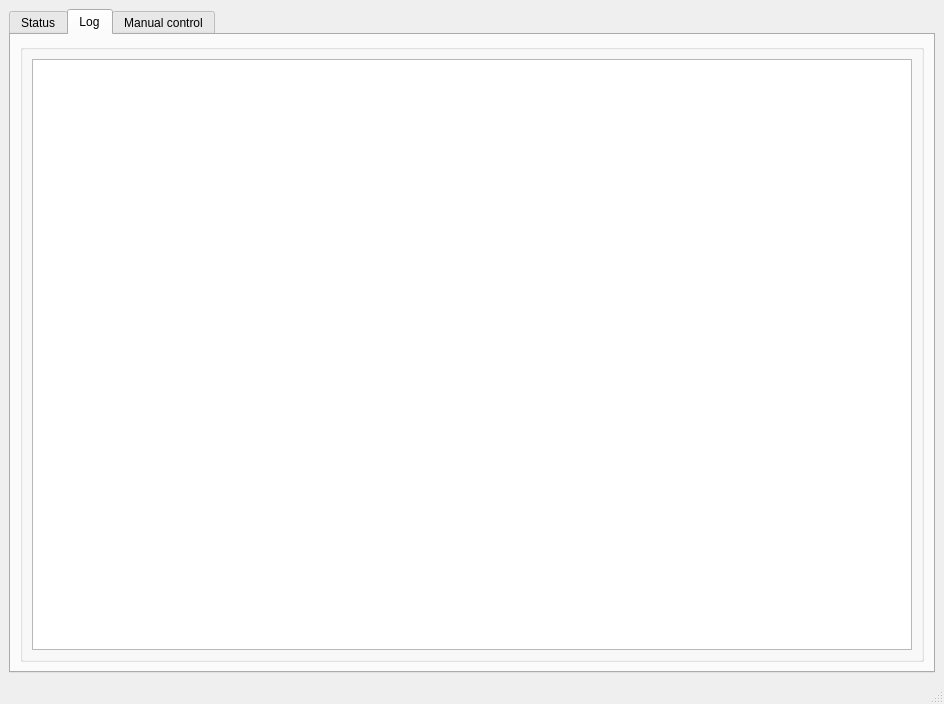
The window that fmApp/sdu/rsd_group1/HMI/ui/main_window.ui (sdu-rsd-group1/FroboMind) describes before a commit, drawn with Qt 5.
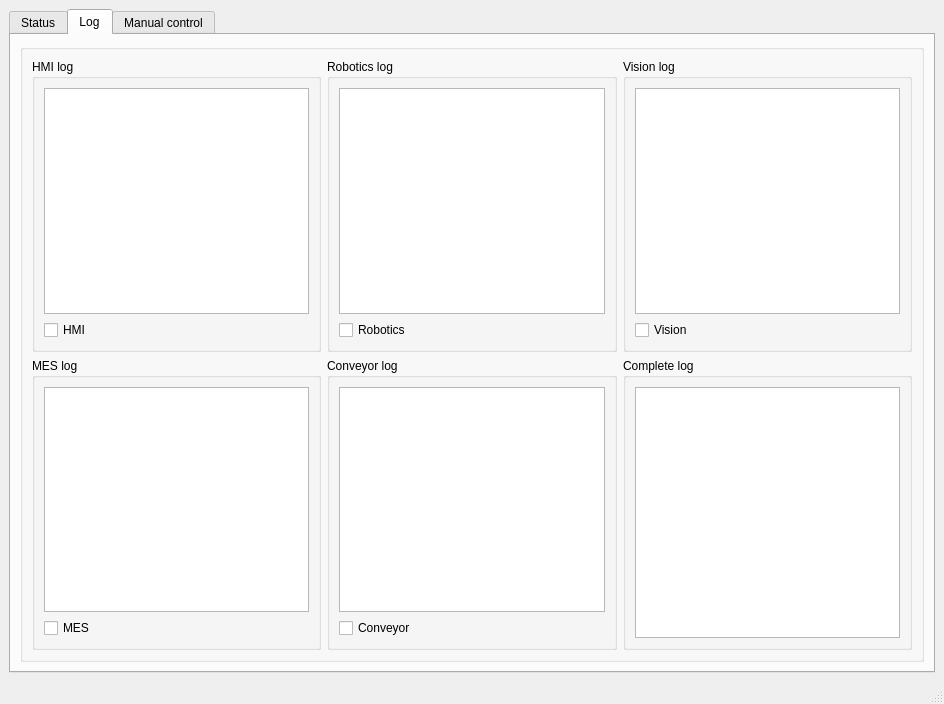
The same window after the commit. Icons and pictures are not drawn.

Commit message: logging with new format

Diff of the .ui file:
```diff
--- a/fmApp/sdu/rsd_group1/HMI/ui/main_window.ui
+++ b/fmApp/sdu/rsd_group1/HMI/ui/main_window.ui
@@ -139,7 +139,111 @@
           </property>
           <layout class="QGridLayout" name="gridLayout_31">
            <item row="0" column="0">
-            <widget class="QListView" name="view_logging"/>
+            <widget class="QGroupBox" name="HMI_log">
+             <property name="title">
+              <string>HMI log</string>
+             </property>
+             <layout class="QVBoxLayout" name="verticalLayout">
+              <item>
+               <widget class="QListView" name="view_log_HMI"/>
+              </item>
+              <item>
+               <widget class="QCheckBox" name="chk_HMI_debug">
+                <property name="text">
+                 <string>HMI</string>
+                </property>
+               </widget>
+              </item>
+             </layout>
+            </widget>
+           </item>
+           <item row="0" column="1">
+            <widget class="QGroupBox" name="Rob_log">
+             <property name="title">
+              <string>Robotics log</string>
+             </property>
+             <layout class="QVBoxLayout" name="verticalLayout_3">
+              <item>
+               <widget class="QListView" name="view_log_Rob"/>
+              </item>
+              <item>
+               <widget class="QCheckBox" name="chk_Rob_debug">
+                <property name="text">
+                 <string>Robotics</string>
+                </property>
+               </widget>
+              </item>
+             </layout>
+            </widget>
+           </item>
+           <item row="5" column="1">
+            <widget class="QGroupBox" name="Con_log">
+             <property name="title">
+              <string>Conveyor log</string>
+             </property>
+             <layout class="QVBoxLayout" name="verticalLayout_6">
+              <item>
+               <widget class="QListView" name="view_log_Con"/>
+              </item>
+              <item>
+               <widget class="QCheckBox" name="chk_Con_debug">
+                <property name="text">
+                 <string>Conveyor</string>
+                </property>
+               </widget>
+              </item>
+             </layout>
+            </widget>
+           </item>
+           <item row="5" column="0">
+            <widget class="QGroupBox" name="MES_log">
+             <property name="title">
+              <string>MES log</string>
+             </property>
+             <layout class="QVBoxLayout" name="verticalLayout_5">
+              <item>
+               <widget class="QListView" name="view_log_MES"/>
+              </item>
+              <item>
+               <widget class="QCheckBox" name="chk_MES_debug">
+                <property name="text">
+                 <string>MES</string>
+                </property>
+               </widget>
+              </item>
+             </layout>
+            </widget>
+           </item>
+           <item row="0" column="2">
+            <widget class="QGroupBox" name="Vis_log">
+             <property name="title">
+              <string>Vision log</string>
+             </property>
+             <layout class="QVBoxLayout" name="verticalLayout_4">
+              <item>
+               <widget class="QListView" name="view_log_Vis"/>
+              </item>
+              <item>
+               <widget class="QCheckBox" name="chk_Vis_debug">
+                <property name="text">
+                 <string>Vision</string>
+                </property>
+               </widget>
+              </item>
+             </layout>
+            </widget>
+           </item>
+           <item row="5" column="2">
+            <widget class="QGroupBox" name="Complete_log">
+             <property name="title">
+              <string>Complete log</string>
+             </property>
+             <layout class="QVBoxLayout" name="verticalLayout_9">
+              <item>
+               <widget class="QListView" name="view_log_Complete"/>
+              </item>
+             </layout>
+            </widget>
            </item>
           </layout>
          </widget>
```
The commit also changes 6 other files.
